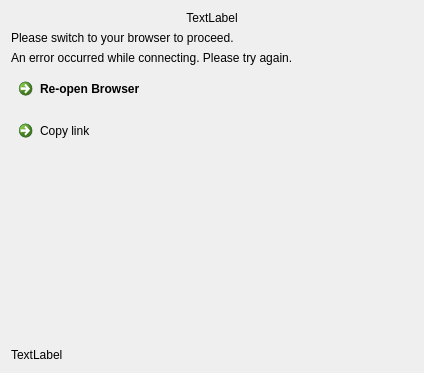
nextcloud/desktop, file src/gui/wizard/flow2authcredspage.ui: the form before one commit.
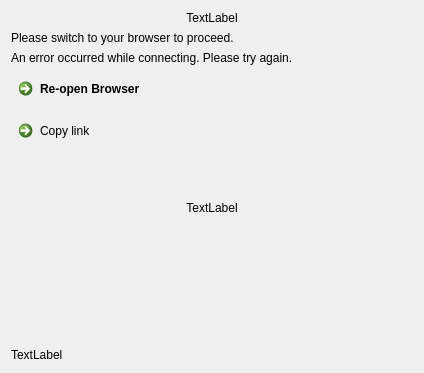
The form after the commit.

Commit message:
Flow2: Add poll status text, ProgressIndicator and countdown timer
Also enable / disable buttons during polling.

This aims to make the authentication status more transparent and should avoid the
impression that the client is perhaps doing nothing.

Diff of the .ui file:
```diff
--- a/src/gui/wizard/flow2authcredspage.ui
+++ b/src/gui/wizard/flow2authcredspage.ui
@@ -70,6 +70,32 @@
      </property>
     </widget>
    </item>
+   <item>
+    <spacer name="verticalSpacer_2">
+     <property name="orientation">
+      <enum>Qt::Vertical</enum>
+     </property>
+     <property name="sizeHint" stdset="0">
+      <size>
+       <width>20</width>
+       <height>10</height>
+      </size>
+     </property>
+    </spacer>
+   </item>
+   <item>
+    <widget class="QLabel" name="statusLabel">
+     <property name="text">
+      <string notr="true">TextLabel</string>
+     </property>
+     <property name="alignment">
+      <set>Qt::AlignCenter</set>
+     </property>
+    </widget>
+   </item>
+   <item>
+    <layout class="QHBoxLayout" name="horizontalLayout"/>
+   </item>
    <item>
     <spacer name="verticalSpacer">
      <property name="orientation">
```
The commit also changes 7 other files.
